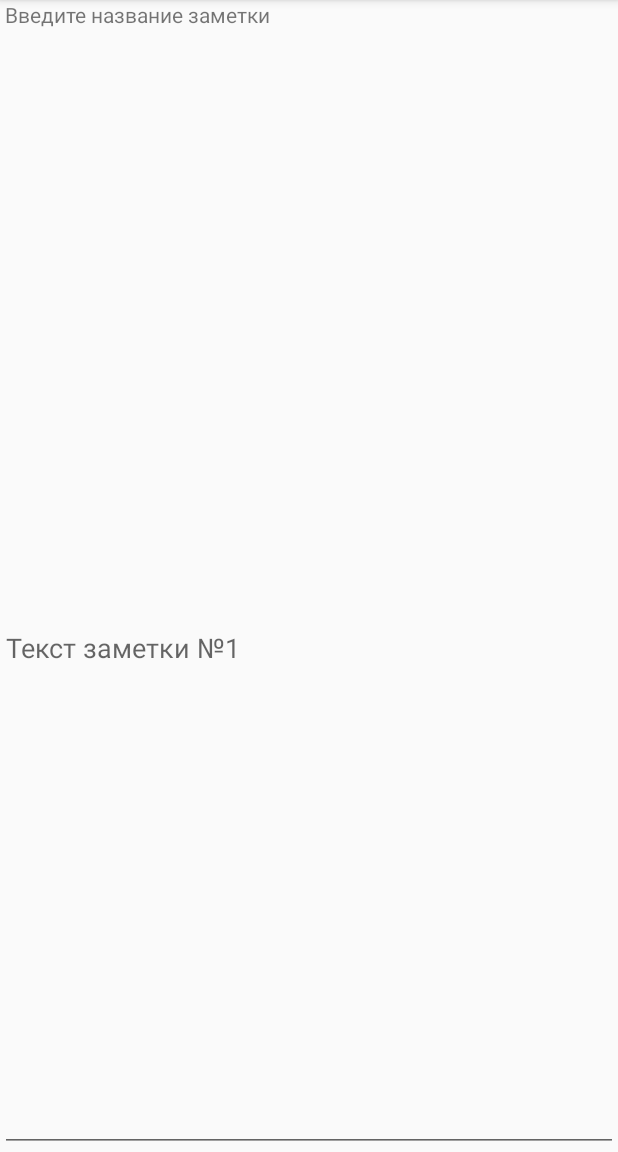
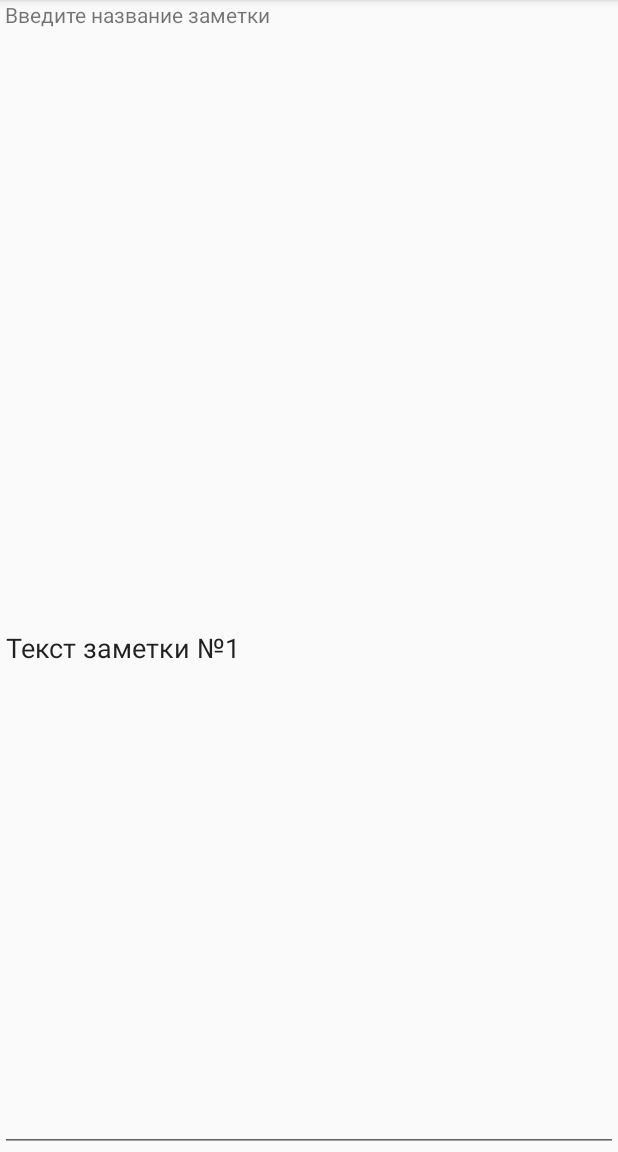
Before and after one commit to iBekas/Notes, an Android app: the screen it shows after launch (MainActivity), after a tap on "Заголовок заметки №1", on a phone screen of 412 x 824 dp, the part 84-1236 px from its top. Run offline under Robolectric (Android 15) with nearby library versions, the light colour scheme and no system bars; 3 other taps on this screen came first.

Commit message:
Добавил сохранение введенной пользователем заметки.

```diff
--- a/app/src/main/java/simple/clever/notes/data/Note.java
+++ b/app/src/main/java/simple/clever/notes/data/Note.java
@@ -1,6 +1,7 @@
 package simple.clever.notes.data;
 
 import android.content.Context;
+import android.content.SharedPreferences;
 import android.os.Parcel;
 import android.os.Parcelable;
 
@@ -9,6 +10,8 @@ import simple.clever.notes.R;
 public class Note implements Parcelable {
 
     private int noteIndex;
+    private static final String KEY_USER_NOTE= "save_note";
+    private static final String KEY_PREF= "note_pref";
 
     public Note(int contentIndex){
         this.noteIndex = contentIndex;
@@ -23,7 +26,16 @@ public class Note implements Parcelable {
     }
 
     public String getNoteBody(Context mContext) {
-        return mContext.getResources().getStringArray(R.array.notes)[noteIndex];
+        SharedPreferences sp = mContext.getApplicationContext().getSharedPreferences(KEY_PREF, Context.MODE_PRIVATE);
+        return sp.getString(KEY_USER_NOTE+noteIndex, mContext.getResources().getStringArray(R.array.notes)[noteIndex]);
+//        return mContext.getResources().getStringArray(R.array.notes)[noteIndex];
+    }
+
+    public void setNoteBody(Context mContext, String userText){
+        SharedPreferences sharedPreferences = mContext.getApplicationContext().getSharedPreferences(KEY_PREF, mContext.MODE_PRIVATE);
+        SharedPreferences.Editor editor = sharedPreferences.edit();
+        editor.putString(KEY_USER_NOTE+noteIndex, userText);
+        editor.apply();
     }
 
 
--- a/app/src/main/java/simple/clever/notes/ui/UserNoteFragment.java
+++ b/app/src/main/java/simple/clever/notes/ui/UserNoteFragment.java
@@ -1,6 +1,8 @@
 package simple.clever.notes.ui;
 
 import android.os.Bundle;
+import android.text.Editable;
+import android.text.TextWatcher;
 import android.view.LayoutInflater;
 import android.view.View;
 import android.view.ViewGroup;
@@ -16,6 +18,7 @@ public class UserNoteFragment extends Fragment {
 
     public static final String KEY_USER_NOTE = "UserNote";
     private Note note;
+    private String newBody;
 
 
 
@@ -43,7 +46,24 @@ public class UserNoteFragment extends Fragment {
         TextView headText = view.findViewById(R.id.head_text);
 
         headText.setText(note.getNoteName(getContext()));
-        noteUserText.setHint(note.getNoteBody(getContext()));
+        noteUserText.setText(note.getNoteBody(getContext()));
+
+        noteUserText.addTextChangedListener(new TextWatcher() {
+            @Override
+            public void beforeTextChanged(CharSequence s, int start, int count, int after) {
+            }
+
+            @Override
+            public void onTextChanged(CharSequence s, int start, int before, int count) {
+            }
+
+            @Override
+            public void afterTextChanged(Editable s) {
+                newBody = noteUserText.getText().toString().trim();
+                note.setNoteBody(getContext(), newBody);
+//                Log.d("myLog",newBody);
+            }
+        });
         return view;
     }
 }
```
